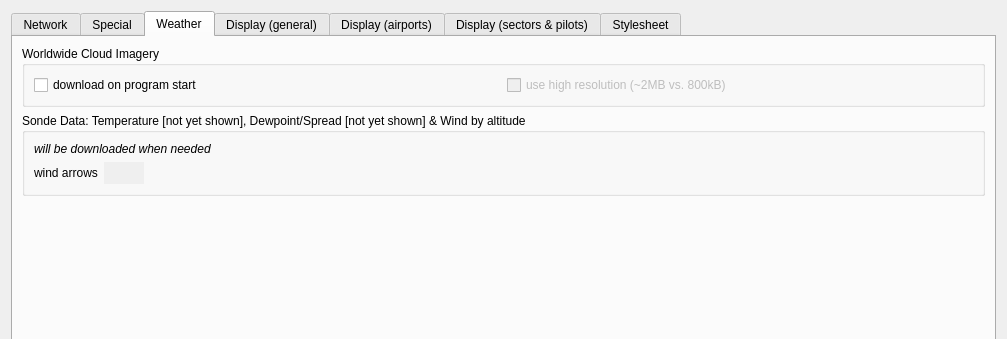
Above: src/PreferencesDialog.ui from qutescoop/qutescoop before the change; both pictures show x 0 to 1007 and y 0 to 339 of the 1007 by 719 pixel window. Below: the same form after it.
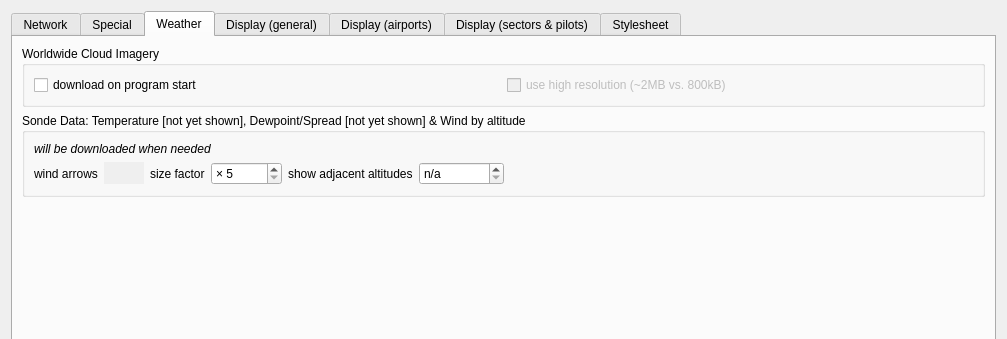
That is the form after the change. The open tabs and pages were chosen to show the change. Icons and pictures are not drawn.

```diff
--- a/src/PreferencesDialog.ui
+++ b/src/PreferencesDialog.ui
@@ -1041,6 +1041,46 @@
               </property>
              </widget>
             </item>
+            <item>
+             <widget class="QLabel" name="label_43">
+              <property name="text">
+               <string>size factor</string>
+              </property>
+             </widget>
+            </item>
+            <item>
+             <widget class="QSpinBox" name="sbWindSize">
+              <property name="prefix">
+               <string>× </string>
+              </property>
+              <property name="minimum">
+               <number>5</number>
+              </property>
+              <property name="maximum">
+               <number>99999</number>
+              </property>
+             </widget>
+            </item>
+            <item>
+             <widget class="QLabel" name="label_48">
+              <property name="text">
+               <string>show adjacent altitudes</string>
+              </property>
+             </widget>
+            </item>
+            <item>
+             <widget class="QSpinBox" name="sbWindSecondarySpan">
+              <property name="specialValueText">
+               <string>n/a</string>
+              </property>
+              <property name="suffix">
+               <string>000ft</string>
+              </property>
+              <property name="prefix">
+               <string>+/- </string>
+              </property>
+             </widget>
+            </item>
             <item>
              <spacer name="horizontalSpacer_21">
               <property name="orientation">
```
Left out of the diff: 9 changed lines with no effect on the pictures.
